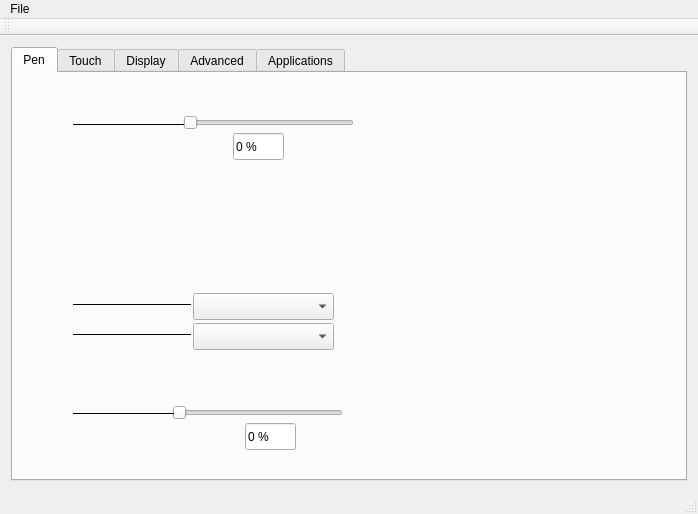
This is mainwindow.ui in bekroogle/Bamboozled as Qt 5 draws it before an edit. The edited form follows.
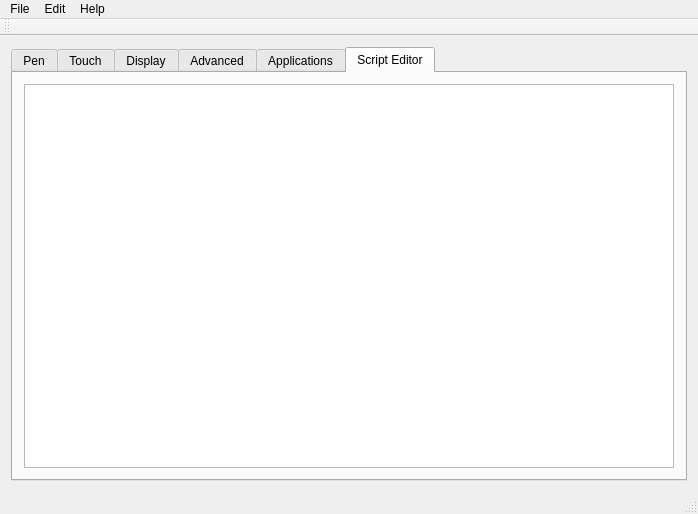
This is the edited form. Icons and pictures are not drawn.

Commit message: Added a Script Editor tab and implement non-functional Edit and Help menus.

```diff
--- a/mainwindow.ui
+++ b/mainwindow.ui
@@ -30,7 +30,7 @@
        <enum>QTabWidget::Rounded</enum>
       </property>
       <property name="currentIndex">
-       <number>0</number>
+       <number>5</number>
       </property>
       <widget class="QWidget" name="penTab">
        <attribute name="title">
@@ -282,6 +282,16 @@
         <string>Applications</string>
        </attribute>
       </widget>
+      <widget class="QWidget" name="scriptTab">
+       <attribute name="title">
+        <string>Script Editor</string>
+       </attribute>
+       <layout class="QHBoxLayout" name="horizontalLayout">
+        <item>
+         <widget class="QTextBrowser" name="textBrowser"/>
+        </item>
+       </layout>
+      </widget>
      </widget>
     </item>
    </layout>
@@ -306,7 +316,27 @@
     <addaction name="separator"/>
     <addaction name="action_Quit"/>
    </widget>
+   <widget class="QMenu" name="menuEdit">
+    <property name="title">
+     <string>Edit</string>
+    </property>
+    <addaction name="actionUndo"/>
+    <addaction name="actionRedo"/>
+    <addaction name="separator"/>
+    <addaction name="actionCopy"/>
+    <addaction name="actionCopy_2"/>
+    <addaction name="actionPaste"/>
+    <addaction name="actionClear"/>
+   </widget>
+   <widget class="QMenu" name="menuHelp">
+    <property name="title">
+     <string>Help</string>
+    </property>
+    <addaction name="actionAbout"/>
+   </widget>
    <addaction name="menuFile"/>
+   <addaction name="menuEdit"/>
+   <addaction name="menuHelp"/>
   </widget>
   <widget class="QToolBar" name="mainToolBar">
    <attribute name="toolBarArea">
```
Left out of the diff: 35 changed lines with no effect on the pictures. The commit also changes 1 other file.
